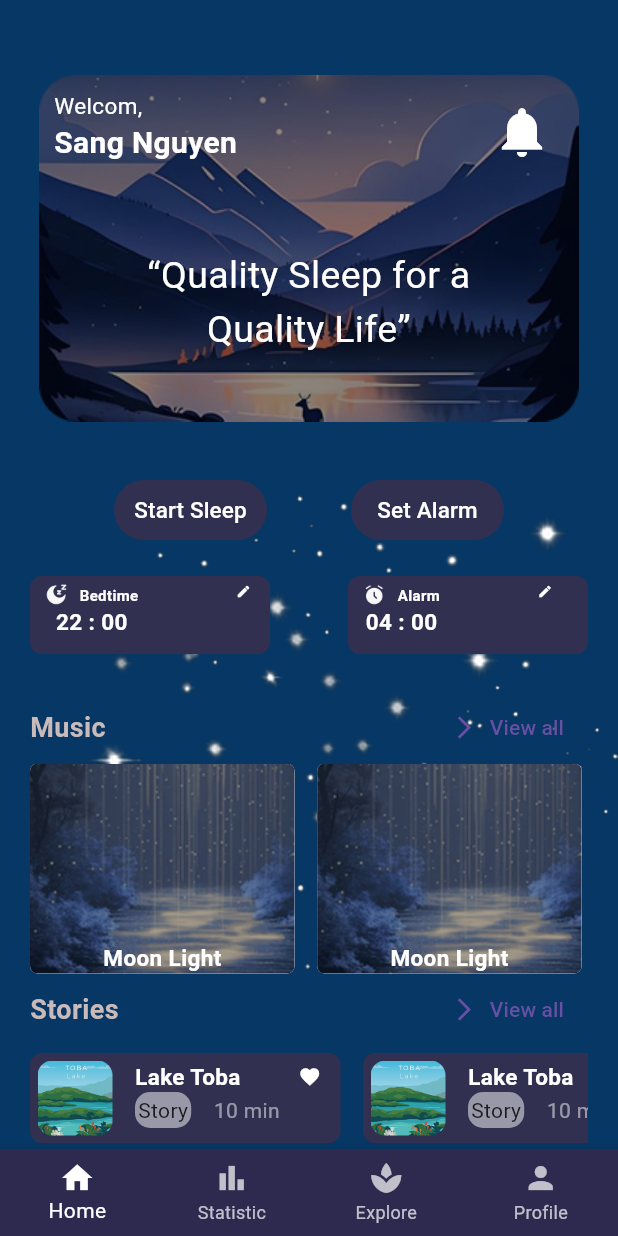
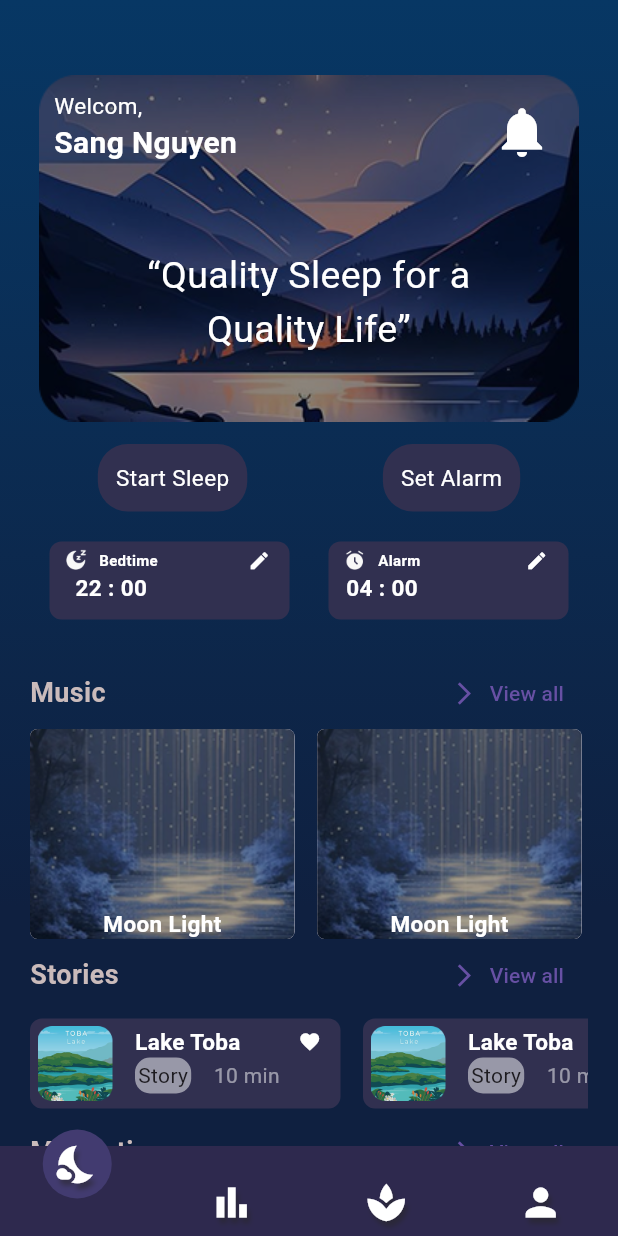
Before and after one commit to khanhtq2/App_Sleep_Manager, a Flutter app: the MainLayout screen opened by its route, on a phone screen of 412 x 824 dp. Run offline on Flutter 3.47's test engine with Material 3 defaults, Android fonts, the phone set to English and light mode, and no system bars; drawn by our look-alikes of curved_navigation_bar; our stand-ins replace audio_video_progress_bar, fl_chart; Roboto replaces fonts that are missing (Jost).

Commit message:
improve some things

```diff
--- a/frontend/lib/main_layout.dart
+++ b/frontend/lib/main_layout.dart
@@ -2,6 +2,7 @@ import 'package:flutter/material.dart';
 import 'package:vietsomni/views/pages/profile_page.dart';
 import 'package:vietsomni/views/pages/static_page.dart';
 import 'views/pages/home_page.dart';
+import 'package:curved_navigation_bar/curved_navigation_bar.dart';
 
 class MainLayout extends StatefulWidget {
   const MainLayout({super.key});
@@ -24,24 +25,74 @@ class _MainLayoutState extends State<MainLayout> {
   Widget build(BuildContext context) {
     return Scaffold(
       body: _pages[_selectedIndex], // nội dung thay đổi theo tab
-      bottomNavigationBar: BottomNavigationBar(
-        type: BottomNavigationBarType.fixed,
-        backgroundColor: const Color(0xFF2E294E),
-        selectedItemColor: Colors.white,
-        unselectedItemColor: Colors.white70,
-        currentIndex: _selectedIndex,
+      bottomNavigationBar: CurvedNavigationBar(
+        backgroundColor: Color(0xFF2E294E),
+
+        // Màu của thanh điều hướng (phần màu tím đậm)
+        color: const Color(0xFF2E294E),
+
+        // Màu của icon khi được chọn
+        index: _selectedIndex,
+        height: 60.0,
+        animationCurve: Easing.standardAccelerate,
+        animationDuration: const Duration(milliseconds: 400),
+        buttonBackgroundColor: Color.fromARGB(255, 66, 59, 112),
+        // Items là một danh sách Widget (chủ yếu là Icon)
+        items: const <Widget>[
+          Icon(
+            Icons.nights_stay,
+            size: 30,
+            color: Colors.white,
+            shadows: [
+              Shadow(
+                offset: Offset(2, 4),
+                blurRadius: 3.5,
+                color: Color.fromARGB(135, 39, 38, 38),
+              ),
+            ],
+          ),
+          Icon(
+            Icons.bar_chart,
+            size: 30,
+            color: Colors.white,
+            shadows: [
+              Shadow(
+                offset: Offset(2, 4),
+                blurRadius: 3.5,
+                color: Color.fromARGB(135, 39, 38, 38),
+              ),
+            ],
+          ),
+          Icon(
+            Icons.spa,
+            size: 30,
+            color: Colors.white,
+            shadows: [
+              Shadow(
+                offset: Offset(2, 4),
+                blurRadius: 3.5,
+                color: Color.fromARGB(135, 39, 38, 38),
+              ),
+            ],
+          ),
+          Icon(
+            Icons.person,
+            size: 30,
+            color: Colors.white,
+            shadows: [
+              Shadow(
+                offset: Offset(2, 4),
+                blurRadius: 3.5,
+                color: Color.fromARGB(135, 39, 38, 38),
+              ),
+            ],
+          ),
+        ],
         onTap: (index) {
-          setState(() => _selectedIndex = index);
+          setState(() {
+            _selectedIndex = index;
+          });
         },
-        items: const [
-          BottomNavigationBarItem(icon: Icon(Icons.home), label: 'Home'),
-          BottomNavigationBarItem(
-            icon: Icon(Icons.bar_chart),
-            label: 'Statistic',
-          ),
-          BottomNavigationBarItem(icon: Icon(Icons.spa), label: 'Explore'),
-          BottomNavigationBarItem(icon: Icon(Icons.person), label: 'Profile'),
-        ],
       ),
     );
   }
--- a/frontend/lib/views/pages/home_page.dart
+++ b/frontend/lib/views/pages/home_page.dart
@@ -20,10 +20,15 @@ class HomePage extends StatelessWidget {
           ),
           child: Container(
             width: double.infinity,
-            decoration: const BoxDecoration(
-              color: Color.fromARGB(255, 7, 55, 100),
-              image: DecorationImage(
-                image: AssetImage('assets/img_project/Background.png'),
+            decoration: BoxDecoration(
+              gradient: LinearGradient(
+                colors: [
+                  Color.fromARGB(255, 7, 55, 100),
+                  Color.fromARGB(255, 15, 32, 64),
+                ],
+                stops: [0, 0.6],
+                begin: Alignment.topCenter,
+                end: Alignment.bottomCenter,
               ),
             ),
             child: Padding(
@@ -45,6 +50,7 @@ class HomePage extends StatelessWidget {
                     ),
                     child: Column(
                       children: [
+                        //
                         Row(
                           crossAxisAlignment: CrossAxisAlignment.start,
                           mainAxisAlignment: MainAxisAlignment.spaceBetween,
@@ -109,20 +115,20 @@ class HomePage extends StatelessWidget {
                     ),
                   ),
 
-                  SizedBox(height: 25, width: double.infinity),
+                  SizedBox(height: 5, width: double.infinity),
 
                   Padding(
                     padding: const EdgeInsets.all(10.0),
                     child: Column(
                       children: [
                         Row(
-                          mainAxisAlignment: MainAxisAlignment.spaceEvenly,
+                          mainAxisAlignment: MainAxisAlignment.spaceAround,
                           children: [
-                            TextButton(
-                              onPressed: () {},
-                              style: TextButton.styleFrom(
-                                backgroundColor: Color(0xFF313050),
-                                fixedSize: Size(102, 28),
+                            Container(
+                              padding: EdgeInsets.all(12),
+                              decoration: BoxDecoration(
+                                color: Color(0xFF313050),
+                                borderRadius: BorderRadius.circular(20),
                               ),
                               child: Text(
                                 'Start Sleep',
@@ -133,11 +139,11 @@ class HomePage extends StatelessWidget {
                                 ),
                               ),
                             ),
-                            TextButton(
-                              onPressed: () {},
-                              style: TextButton.styleFrom(
-                                backgroundColor: Color(0xFF313050),
-                                fixedSize: Size(102, 28),
+                            Container(
+                              padding: EdgeInsets.all(12),
+                              decoration: BoxDecoration(
+                                color: Color(0xFF313050),
+                                borderRadius: BorderRadius.circular(20),
                               ),
                               child: Text(
                                 'Set Alarm',
@@ -154,7 +160,7 @@ class HomePage extends StatelessWidget {
                         SizedBox(height: 20),
 
                         Row(
-                          mainAxisAlignment: MainAxisAlignment.spaceBetween,
+                          mainAxisAlignment: MainAxisAlignment.spaceAround,
                           children: [
                             // Bedtime
                             Container(
@@ -204,13 +210,15 @@ class HomePage extends StatelessWidget {
                                       ),
                                     ],
                                   ),
-                                  SizedBox(width: 65),
+                                  SizedBox(width: 60),
                                   Column(
                                     mainAxisAlignment: MainAxisAlignment.start,
                                     children: [
                                       IconButton(
-                                        iconSize: 10,
-                                        onPressed: () {},
+                                        iconSize: 15,
+                                        onPressed: () {
+                                          print('object');
+                                        },
                                         icon: Icon(
                                           Icons.mode_edit_outline,
                                           color: Colors.white,
@@ -284,12 +292,12 @@ class HomePage extends StatelessWidget {
                                       ),
                                     ],
                                   ),
-                                  SizedBox(width: 65),
+                                  SizedBox(width: 70),
                                   Column(
                                     mainAxisAlignment: MainAxisAlignment.start,
                                     children: [
                                       IconButton(
-                                        iconSize: 10,
+                                        iconSize: 15,
                                         onPressed: () {},
                                         icon: Icon(
                                           Icons.mode_edit_outline,
--- a/frontend/pubspec.yaml
+++ b/frontend/pubspec.yaml
@@ -39,6 +39,7 @@ dependencies:
   circular_chart_flutter: ^0.0.5
   audio_video_progress_bar: ^2.0.3
   fl_chart: ^1.1.1
+  curved_navigation_bar: ^1.0.6
 
 dev_dependencies:
   flutter_test:
```
Also changed, not shown: frontend/lib/views/pages/meditation_page.dart (+16 -1 lines), frontend/lib/views/pages/profile_page.dart (+25 -2 lines), frontend/lib/views/pages/static_page.dart (+9 -4 lines), frontend/pubspec.lock.
